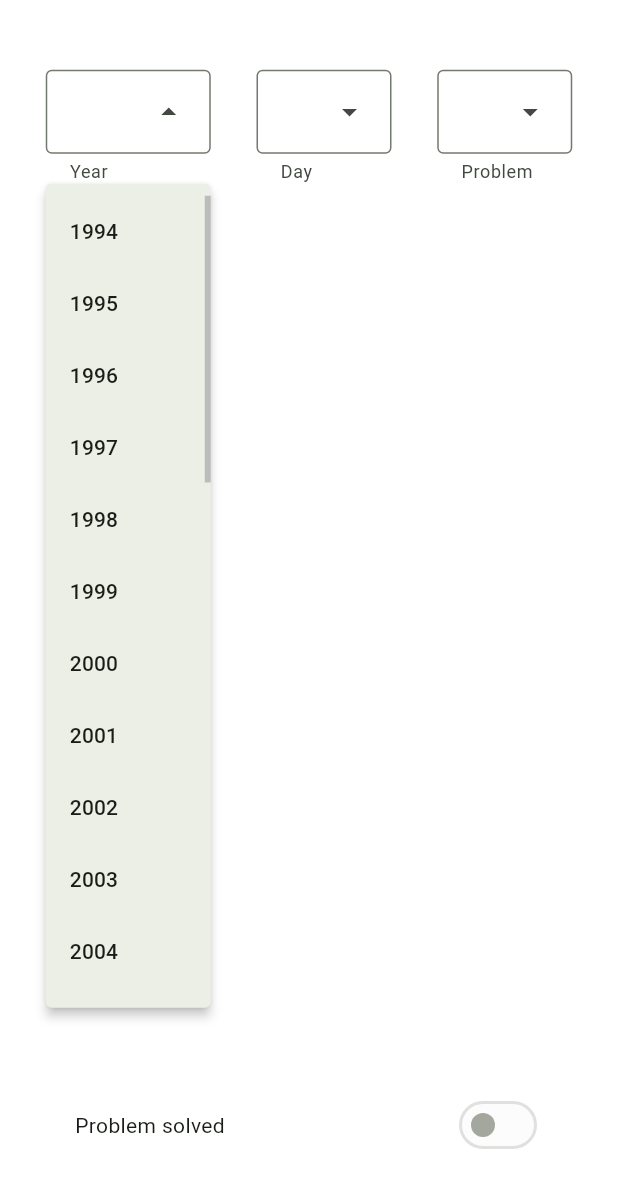
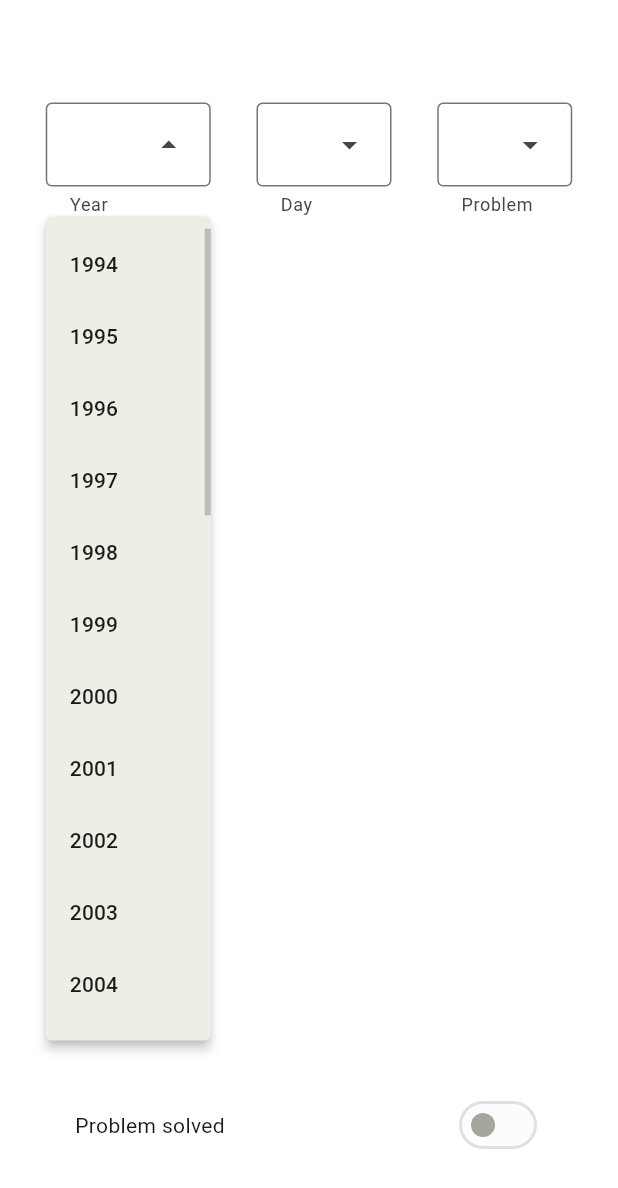
Before and after one commit to Tobias271828/IMC-Training, a Flutter app: the Showimcproblems screen opened directly, after a tap on "1994", on a phone screen of 412 x 824 dp. Shown: the top 1188 px of the screen. Run offline on Flutter 3.47's test engine with Material 3 defaults, Android fonts, the phone set to English and light mode, and no system bars; our stand-ins replace shared_preferences; accounts and stored records are empty; generated files the repository leaves out were written again.

Commit message:
Russisch hinzugefügt

```diff
--- a/imctraining/lib/main.dart
+++ b/imctraining/lib/main.dart
@@ -63,6 +63,7 @@ class MyApp extends StatelessWidget {
           Locale('nl'),
           Locale('sv'),
           Locale('es'),
+          Locale('ru'),
         ],//Nach jedem Veraendern oder Hinzufuegen von Uebersetzungen und nach jedem Hinzufuegen einer neuen Sprache den Befehl flutter gen-l10n und danach flutter pub get ausfuehren
         // debugShowCheckedModeBanner: false,
         home: const Homepage(),
--- a/imctraining/lib/pages/showimcproblems.dart
+++ b/imctraining/lib/pages/showimcproblems.dart
@@ -68,8 +68,11 @@ class _ShowimcproblemsState extends State<Showimcproblems> {
     ladeneuesaufgabenbild();
     return Scaffold(
       body: Column(
-        mainAxisAlignment: MainAxisAlignment.center,
+        mainAxisAlignment: MainAxisAlignment.center,//.center,
         children: [
+          Container(
+            height: 25,
+          ),
           Expanded(child: Row(
             mainAxisAlignment: MainAxisAlignment.spaceEvenly,
             children: [
@@ -130,7 +133,7 @@ class _ShowimcproblemsState extends State<Showimcproblems> {
               ),
               DropdownMenu(
                 helperText: AppLocalizations.of(context)!.day,
-                width: 90,
+                width: 90 ,
                 onSelected: (tagauswahlselected){
                   if(tagauswahlselected != null){
                     setState(() {
--- a/imctraining/pubspec.yaml
+++ b/imctraining/pubspec.yaml
@@ -16,7 +16,7 @@ publish_to: 'none' # Remove this line if you wish to publish to pub.dev
 # https://developer.apple.com/library/archive/documentation/General/Reference/InfoPlistKeyReference/Articles/CoreFoundationKeys.html
 # In Windows, build-name is used as the major, minor, and patch parts
 # of the product and file versions while build-number is used as the build suffix.
-version: 3.2.0+1
+version: 3.4.0+2
 
 environment:
   sdk: ^3.5.2
```
Also changed, not shown: imctraining/lib/l10n/app_ru.arb (added, +14 -0 lines).
